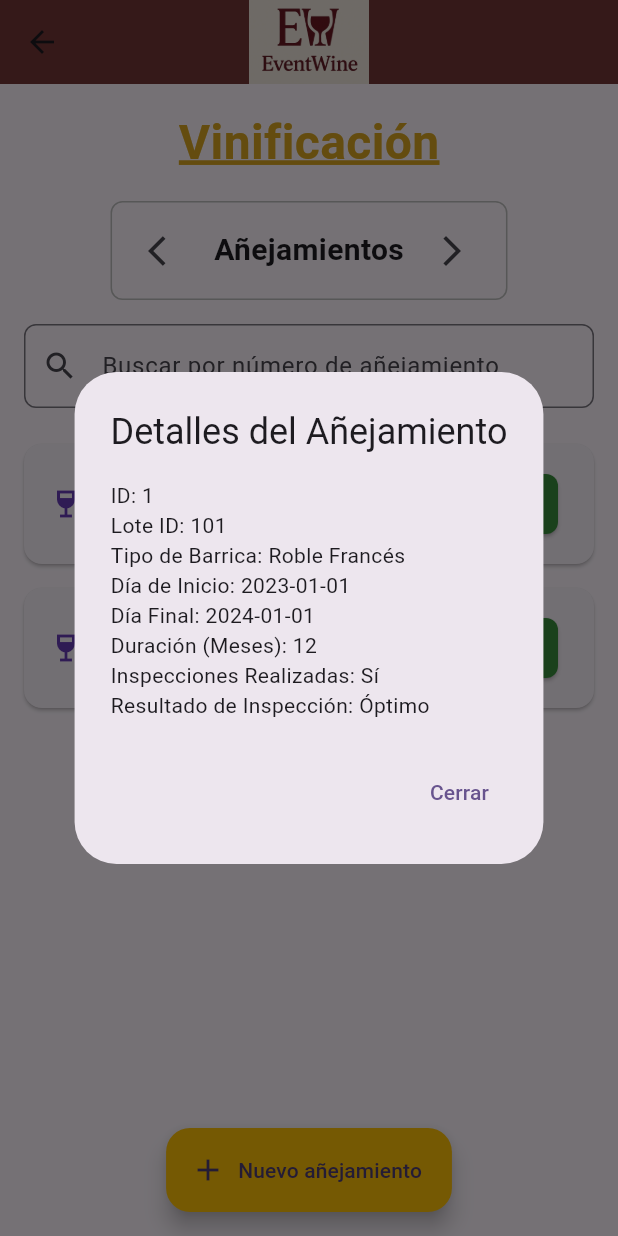
After one commit to EventWine/EventWine-App, a Flutter app: the AnejoPage screen opened by its route, after a tap on "Detalles >>", on a phone screen of 412 x 824 dp. The commit adds this screen. Run offline on Flutter 3.47's test engine with Material 3 defaults, Android fonts, the phone set to English and light mode, and no system bars; our stand-ins replace shared_preferences; accounts and stored records are empty.

Commit message:
feat: added aging page

```diff
--- /dev/null
+++ b/lib/feature/anejo/data/remote/anejo_model.dart
@@ -0,0 +1,21 @@
+class Anejo {
+  final int id;
+  final int loteId;
+  final String tipoBarrica;
+  final String diaInicio;
+  final String diaFinal;
+  final int duracionMeses;
+  final String inspeccionesRealizadas;
+  final String resultadoInspeccion;
+
+  Anejo({
+    required this.id,
+    required this.loteId,
+    required this.tipoBarrica,
+    required this.diaInicio,
+    required this.diaFinal,
+    required this.duracionMeses,
+    required this.inspeccionesRealizadas,
+    required this.resultadoInspeccion,
+  });
+}
--- /dev/null
+++ b/lib/feature/anejo/data/remote/anejo_service.dart
@@ -0,0 +1,29 @@
+import 'package:eventwine/feature/anejo/data/remote/anejo_model.dart';
+
+class AnejoService {
+  List<Anejo> obtenerAnejos() {
+    return [
+      Anejo(
+        id: 1,
+        loteId: 101,
+        tipoBarrica: 'Roble Francés',
+        diaInicio: '2023-01-01',
+        diaFinal: '2024-01-01',
+        duracionMeses: 12,
+        inspeccionesRealizadas: 'Sí',
+        resultadoInspeccion: 'Óptimo',
+      ),
+      Anejo(
+        id: 2,
+        loteId: 102,
+        tipoBarrica: 'Roble Americano',
+        diaInicio: '2023-02-01',
+        diaFinal: '2024-02-01',
+        duracionMeses: 12,
+        inspeccionesRealizadas: 'Sí',
+        resultadoInspeccion: 'Bueno',
+      ),
+      // Puedes agregar más ejemplos aquí
+    ];
+  }
+}
--- /dev/null
+++ b/lib/feature/anejo/presentation/pages/anejo_page.dart
@@ -0,0 +1,194 @@
+import 'package:flutter/material.dart';
+import 'package:eventwine/feature/anejo/data/remote/anejo_service.dart';
+import 'package:eventwine/feature/anejo/data/remote/anejo_model.dart';
+
+class AnejoPage extends StatefulWidget {
+  @override
+  _AnejoPageState createState() => _AnejoPageState();
+}
+
+class _AnejoPageState extends State<AnejoPage> {
+  final AnejoService anejoService = AnejoService();
+  List<Anejo> anejos = [];
+  List<Anejo> anejosFiltrados = [];
+  TextEditingController searchController = TextEditingController();
+
+  @override
+  void initState() {
+    super.initState();
+    anejos = anejoService.obtenerAnejos();
+    anejosFiltrados = anejos;
+  }
+
+  void filtrarAnejos(String query) {
+    final resultados = anejos.where((anejo) {
+      return anejo.id.toString().contains(query);
+    }).toList();
+
+    setState(() {
+      anejosFiltrados = resultados;
+    });
+  }
+
+  @override
+  Widget build(BuildContext context) {
+    return Scaffold(
+      appBar: AppBar(
+        backgroundColor: const Color(0xFF743636),
+        elevation: 0,
+        centerTitle: true,
+        title: SizedBox(
+          height: 80,
+          child: Image.asset(
+            'assets/logo_eventwine.jpg',
+            fit: BoxFit.fitHeight,
+          ),
+        ),
+      ),
+      body: Padding(
+        padding: const EdgeInsets.all(16.0),
+        child: Column(
+          children: [
+            // Título principal
+            Column(
+              crossAxisAlignment: CrossAxisAlignment.start,
+              children: [
+                Text(
+                  'Vinificación',
+                  style: TextStyle(
+                    fontSize: 32,
+                    fontWeight: FontWeight.bold,
+                    color: Color(0xFFDAA520),
+                    decoration: TextDecoration.underline,
+                    decorationColor: Color(0xFFDAA520),
+                    decorationThickness: 2,
+                  ),
+                ),
+                const SizedBox(height: 16),
+              ],
+            ),
+
+            // Sección "Anejos" con flechas
+            Container(
+              padding: const EdgeInsets.symmetric(horizontal: 12, vertical: 8),
+              decoration: BoxDecoration(
+                borderRadius: BorderRadius.circular(8),
+                border: Border.all(color: Colors.grey.shade400),
+              ),
+              child: Row(
+                mainAxisSize: MainAxisSize.min,
+                children: [
+                  IconButton(
+                    icon: const Icon(Icons.arrow_back_ios),
+                    onPressed: () {
+                      // Acción para página anterior
+                    },
+                  ),
+                  const SizedBox(width: 8),
+                  const Text(
+                    'Añejamientos',
+                    style: TextStyle(
+                      fontSize: 20,
+                      fontWeight: FontWeight.w600,
+                    ),
+                  ),
+                  const SizedBox(width: 8),
+                  IconButton(
+                    icon: const Icon(Icons.arrow_forward_ios),
+                    onPressed: () {
+                      // Acción para página siguiente
+                    },
+                  ),
+                ],
+              ),
+            ),
+
+            const SizedBox(height: 16),
+
+            // Barra de búsqueda
+            TextField(
+              controller: searchController,
+              decoration: InputDecoration(
+                hintText: 'Buscar por número de añejamiento',
+                prefixIcon: Icon(Icons.search),
+                border: OutlineInputBorder(
+                  borderRadius: BorderRadius.circular(8),
+                ),
+              ),
+              onChanged: filtrarAnejos,
+            ),
+
+            const SizedBox(height: 16),
+
+            // Lista de anejos
+            Expanded(
+              child: ListView.builder(
+                itemCount: anejosFiltrados.length,
+                itemBuilder: (context, index) {
+                  final anejo = anejosFiltrados[index];
+                  return Card(
+                    margin: const EdgeInsets.symmetric(vertical: 8),
+                    child: ListTile(
+                      leading: const Icon(Icons.wine_bar, color: Colors.deepPurple),
+                      title: Text('Añejamiento #${anejo.id}'),
+                      subtitle: Text('Inicio: ${anejo.diaInicio} | Final: ${anejo.diaFinal}'),
+                      trailing: ElevatedButton(
+                        style: ElevatedButton.styleFrom(
+                          backgroundColor: Colors.green.shade700,
+                          shape: RoundedRectangleBorder(
+                            borderRadius: BorderRadius.circular(8),
+                          ),
+                        ),
+                        child: const Text(
+                          'Detalles >>',
+                          style: TextStyle(color: Colors.white),
+                        ),
+                        onPressed: () {
+                          showDialog(
+                            context: context,
+                            builder: (context) => AlertDialog(
+                              title: const Text('Detalles del Añejamiento'),
+                              content: Column(
+                                mainAxisSize: MainAxisSize.min,
+                                crossAxisAlignment: CrossAxisAlignment.start,
+                                children: [
+                                  Text('ID: ${anejo.id}'),
+                                  Text('Lote ID: ${anejo.loteId}'),
+                                  Text('Tipo de Barrica: ${anejo.tipoBarrica}'),
+                                  Text('Día de Inicio: ${anejo.diaInicio}'),
+                                  Text('Día Final: ${anejo.diaFinal}'),
+                                  Text('Duración (Meses): ${anejo.duracionMeses}'),
+                                  Text('Inspecciones Realizadas: ${anejo.inspeccionesRealizadas}'),
+                                  Text('Resultado de Inspección: ${anejo.resultadoInspeccion}'),
+                                ],
+                              ),
+                              actions: [
+                                TextButton(
+                                  child: const Text('Cerrar'),
+                                  onPressed: () => Navigator.pop(context),
+                                ),
+                              ],
+                            ),
+                          );
+                        },
+                      ),
+                    ),
+                  );
+                },
+              ),
+            ),
+          ],
+        ),
+      ),
+      floatingActionButtonLocation: FloatingActionButtonLocation.centerFloat,
+      floatingActionButton: FloatingActionButton.extended(
+        backgroundColor: Colors.amber,
+        onPressed: () {
+          // Acción para nuevo añejamiento
+        },
+        label: const Text('Nuevo añejamiento'),
+        icon: const Icon(Icons.add),
+      ),
+    );
+  }
+}
--- a/lib/main.dart
+++ b/lib/main.dart
@@ -7,6 +7,7 @@ import 'package:eventwine/feature/lote/presentation/pages/lote_page.dart';
 import 'package:eventwine/feature/fermentacion/presentation/pages/fermentacion_page.dart';
 import 'package:eventwine/feature/clarificacion/presentation/pages/clarificacion_page.dart';
 import 'package:eventwine/feature/prensado/presentation/pages/prensado_page.dart';
+import 'package:eventwine/feature/anejo/presentation/pages/anejo_page.dart';
 
 void main() {
   runApp(const MyApp());
@@ -33,6 +34,7 @@ class MyApp extends StatelessWidget {
         '/fermentacion': (context) => FermentacionPage(),
         '/clarificacion': (context) => ClarificacionPage(),
         '/prensado': (context) => PrensadoPage(),
+        '/anejo': (context) => AnejoPage(),
       },
     );
   }
```
